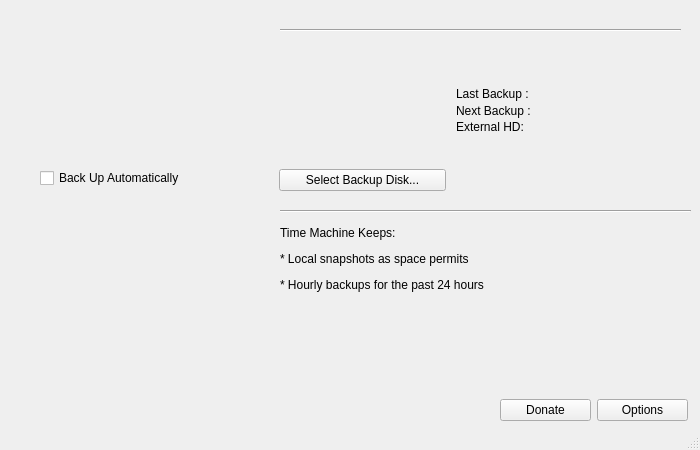
Before: the Qt Designer form src/gui.ui in GeovaneJefferson/timemachine, drawn with Qt 5.
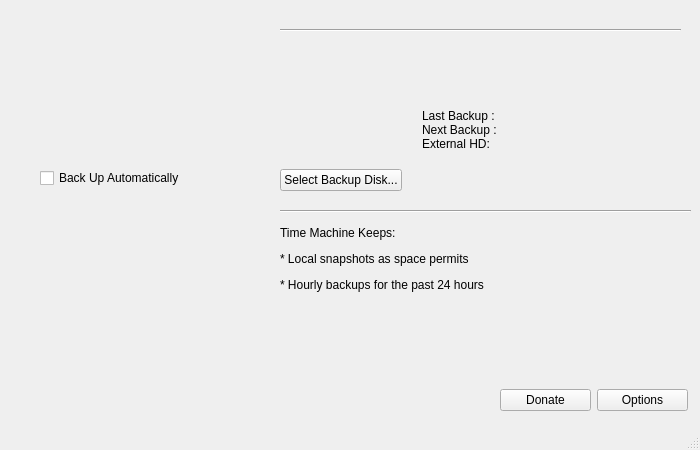
After: the same form once the commit is applied. Icons and pictures are not drawn.

Patch:
```diff
--- a/src/gui.ui
+++ b/src/gui.ui
@@ -46,40 +46,6 @@
      <enum>Qt::Horizontal</enum>
     </property>
    </widget>
-   <widget class="QWidget" name="layoutWidget">
-    <property name="geometry">
-     <rect>
-      <x>279</x>
-      <y>50</y>
-      <width>167</width>
-      <height>141</height>
-     </rect>
-    </property>
-    <layout class="QVBoxLayout" name="verticalLayout">
-     <item>
-      <widget class="QLabel" name="label_last_backup_3">
-       <property name="autoFillBackground">
-        <bool>false</bool>
-       </property>
-       <property name="text">
-        <string>&lt;html&gt;&lt;head/&gt;&lt;body&gt;&lt;p align=&quot;center&quot;&gt;&lt;img src=&quot;:/newPrefix/restore_48.png&quot;/&gt;&lt;/p&gt;&lt;/body&gt;&lt;/html&gt;</string>
-       </property>
-      </widget>
-     </item>
-     <item>
-      <widget class="QPushButton" name="btn_external">
-       <property name="styleSheet">
-        <string notr="true">QPushBUutton{
-border-radius:25px;
-}</string>
-       </property>
-       <property name="text">
-        <string>Select Backup Disk...</string>
-       </property>
-      </widget>
-     </item>
-    </layout>
-   </widget>
    <widget class="QWidget" name="layoutWidget">
     <property name="geometry">
      <rect>
@@ -139,7 +105,7 @@
     <property name="geometry">
      <rect>
       <x>500</x>
-      <y>390</y>
+      <y>380</y>
       <width>188</width>
       <height>41</height>
      </rect>
@@ -173,15 +139,55 @@
      </item>
     </layout>
    </widget>
-   <widget class="QLabel" name="set_external_name">
+   <widget class="QWidget" name="horizontalLayoutWidget">
     <property name="geometry">
      <rect>
-      <x>455</x>
+      <x>280</x>
       <y>40</y>
-      <width>229</width>
-      <height>36</height>
+      <width>411</width>
+      <height>151</height>
      </rect>
     </property>
+    <layout class="QHBoxLayout" name="horizontalLayout_2" stretch="0,1">
+     <property name="spacing">
+      <number>20</number>
+     </property>
+     <item>
+      <layout class="QVBoxLayout" name="verticalLayout">
+       <item>
+        <widget class="QLabel" name="label_last_backup_3">
+         <property name="autoFillBackground">
+          <bool>false</bool>
+         </property>
+         <property name="text">
+          <string>&lt;html&gt;&lt;head/&gt;&lt;body&gt;&lt;p align=&quot;center&quot;&gt;&lt;img src=&quot;:/newPrefix/restore_48.png&quot;/&gt;&lt;/p&gt;&lt;/body&gt;&lt;/html&gt;</string>
+         </property>
+        </widget>
+       </item>
+       <item>
+        <widget class="QPushButton" name="btn_external">
+         <property name="styleSheet">
+          <string notr="true">QPushBUutton{
+border-radius:25px;
+}</string>
+         </property>
+         <property name="text">
+          <string>Select Backup Disk...</string>
+         </property>
+        </widget>
+       </item>
+      </layout>
+     </item>
+     <item>
+      <layout class="QVBoxLayout" name="verticalLayout_2" stretch="1,0,0,0,0">
+       <property name="spacing">
+        <number>0</number>
+       </property>
+       <property name="leftMargin">
+        <number>0</number>
+       </property>
+       <item>
+        <widget class="QLabel" name="set_external_name">
     <property name="autoFillBackground">
      <bool>false</bool>
     </property>
@@ -189,30 +195,14 @@
      <string>&lt;html&gt;&lt;head/&gt;&lt;body&gt;&lt;p&gt;&lt;br/&gt;&lt;/p&gt;&lt;/body&gt;&lt;/html&gt;</string>
     </property>
    </widget>
-   <widget class="QLabel" name="label_next_backup">
-    <property name="geometry">
-     <rect>
-      <x>456</x>
-      <y>102</y>
-      <width>231</width>
-      <height>18</height>
-     </rect>
-    </property>
-    <property name="autoFillBackground">
-     <bool>false</bool>
-    </property>
-    <property name="text">
-     <string>&lt;html&gt;&lt;head/&gt;&lt;body&gt;&lt;p&gt;Next Backup : &lt;/p&gt;&lt;/body&gt;&lt;/html&gt;</string>
-    </property>
-   </widget>
+       </item>
+       <item alignment="Qt::AlignVCenter">
    <widget class="QLabel" name="label_last_backup">
-    <property name="geometry">
-     <rect>
-      <x>456</x>
-      <y>85</y>
-      <width>231</width>
-      <height>18</height>
-     </rect>
+         <property name="sizePolicy">
+          <sizepolicy hsizetype="Preferred" vsizetype="Preferred">
+           <horstretch>0</horstretch>
+           <verstretch>0</verstretch>
+          </sizepolicy>
     </property>
     <property name="autoFillBackground">
      <bool>false</bool>
@@ -221,21 +211,43 @@
      <string>&lt;html&gt;&lt;head/&gt;&lt;body&gt;&lt;p&gt;Last Backup  : &lt;/p&gt;&lt;/body&gt;&lt;/html&gt;</string>
     </property>
    </widget>
+       </item>
+       <item alignment="Qt::AlignVCenter">
+        <widget class="QLabel" name="label_next_backup">
+         <property name="autoFillBackground">
+          <bool>false</bool>
+         </property>
+         <property name="text">
+          <string>&lt;html&gt;&lt;head/&gt;&lt;body&gt;&lt;p&gt;Next Backup : &lt;/p&gt;&lt;/body&gt;&lt;/html&gt;</string>
+         </property>
+        </widget>
+       </item>
+       <item alignment="Qt::AlignVCenter">
    <widget class="QLabel" name="status_external">
-    <property name="geometry">
-     <rect>
-      <x>456</x>
-      <y>118</y>
-      <width>231</width>
-      <height>18</height>
-     </rect>
-    </property>
     <property name="autoFillBackground">
      <bool>false</bool>
     </property>
     <property name="text">
      <string>&lt;html&gt;&lt;head/&gt;&lt;body&gt;&lt;p&gt;External HD:&lt;/p&gt;&lt;/body&gt;&lt;/html&gt;</string>
     </property>
+        </widget>
+       </item>
+       <item>
+        <spacer name="verticalSpacer">
+         <property name="orientation">
+          <enum>Qt::Vertical</enum>
+         </property>
+         <property name="sizeHint" stdset="0">
+          <size>
+           <width>20</width>
+           <height>40</height>
+          </size>
+         </property>
+        </spacer>
+       </item>
+      </layout>
+     </item>
+    </layout>
    </widget>
   </widget>
   <widget class="QStatusBar" name="statusbar"/>
```
Left out of the diff: 3 changed lines with no effect on the pictures. Lines whose indentation alone changed are shown as unchanged.
